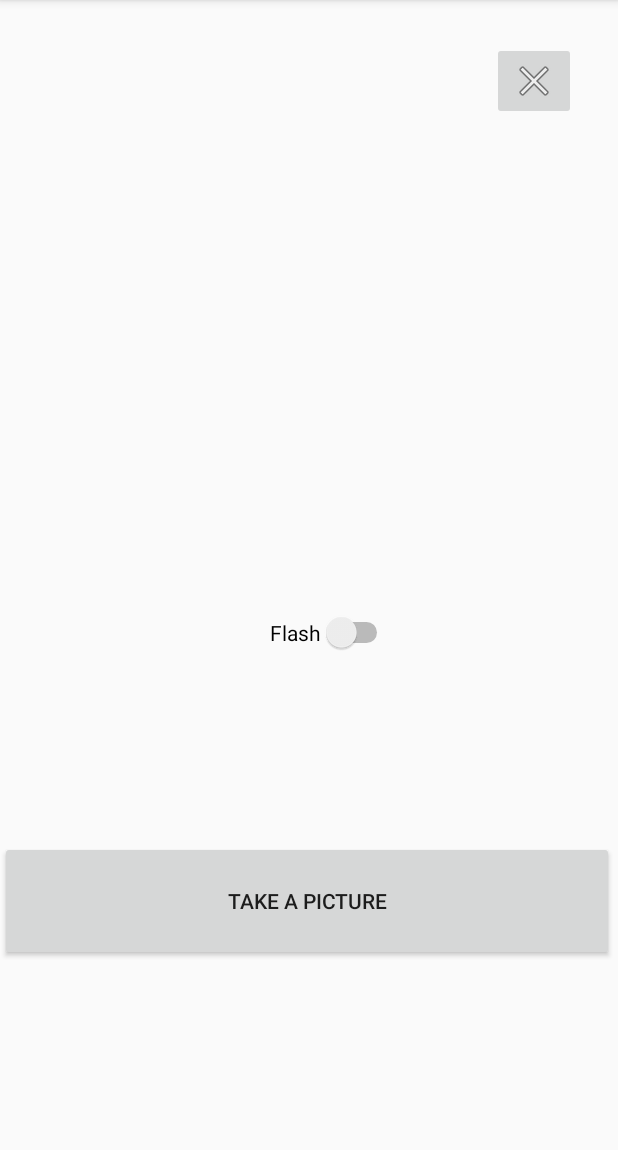
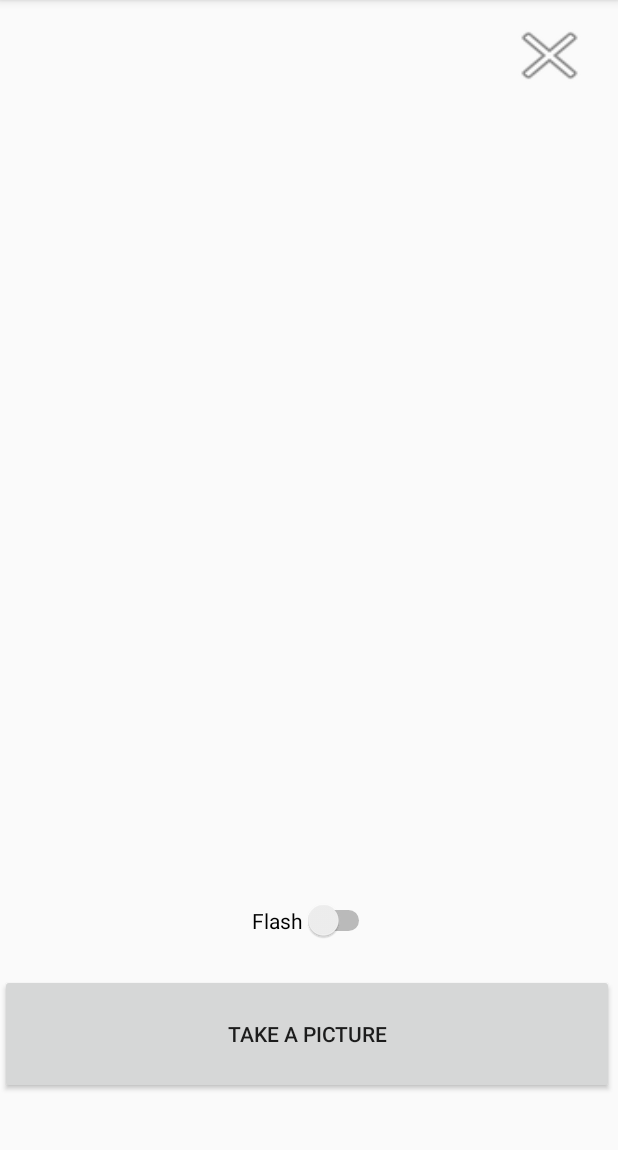
Before and after one commit to stubnovalucia/whereismybike, an Android app: the FragmentTakePicture screen opened through its navigation route, on a phone screen of 412 x 824 dp, the part 84-1234 px from its top. Run offline under Robolectric (Android 15) with nearby library versions, the phone set to English and light mode, and no system bars; 2 statements that could not run were skipped.

Commit message:
design fixed

```diff
--- a/app/src/main/res/layout/fragment_fragment_main.xml
+++ b/app/src/main/res/layout/fragment_fragment_main.xml
@@ -13,8 +13,8 @@
         android:layout_width="359dp"
         android:layout_height="642dp"
         android:text="@string/main_fragment"
-        app:layout_constraintStart_toStartOf="parent"
-        app:layout_constraintTop_toTopOf="parent" />
+        app:layout_constraintBottom_toBottomOf="parent"
+        app:layout_constraintStart_toStartOf="parent" />
 
     <Button
         android:id="@+id/settingsButton"
--- a/app/src/main/res/layout/fragment_fragment_take_picture.xml
+++ b/app/src/main/res/layout/fragment_fragment_take_picture.xml
@@ -11,29 +11,38 @@
         android:layout_width="match_parent"
         android:layout_height="80dp"
         android:layout_marginTop="472dp"
-        android:text="Take a picture"
+        android:text="@string/take_picture_button"
         app:layout_constraintBottom_toBottomOf="parent"
         app:layout_constraintStart_toStartOf="parent"
-        app:layout_constraintTop_toTopOf="parent" />
+        app:layout_constraintTop_toTopOf="parent"
+        app:layout_constraintVertical_bias="1.0" />
 
     <Switch
         android:id="@+id/flash"
         android:layout_width="wrap_content"
         android:layout_height="wrap_content"
-        android:layout_marginStart="180dp"
-        android:layout_marginTop="408dp"
-        android:text="Flash"
+        android:layout_marginStart="168dp"
+        android:layout_marginTop="600dp"
+        android:text="@string/flash"
         app:layout_constraintStart_toStartOf="parent"
         app:layout_constraintTop_toTopOf="parent" />
 
-    <ImageButton
-        android:id="@+id/cancelButton"
+    <TextView
+        android:id="@+id/takePictureFragment"
         android:layout_width="wrap_content"
         android:layout_height="wrap_content"
-        android:layout_marginStart="328dp"
-        android:layout_marginTop="28dp"
-        android:src="@android:drawable/ic_menu_close_clear_cancel"
         app:layout_constraintStart_toStartOf="parent"
+        app:layout_constraintTop_toTopOf="parent"
+        tools:text="@string/take_picture_fragment" />
+
+    <Button
+        android:id="@+id/cancelButton"
+        android:layout_width="59dp"
+        android:layout_height="50dp"
+        android:layout_marginTop="12dp"
+        android:layout_marginEnd="13dp"
+        android:background="@android:drawable/ic_menu_close_clear_cancel"
+        app:layout_constraintEnd_toEndOf="parent"
         app:layout_constraintTop_toTopOf="parent" />
 
 </androidx.constraintlayout.widget.ConstraintLayout>
--- a/app/src/main/res/layout/fragment_mark_location.xml
+++ b/app/src/main/res/layout/fragment_mark_location.xml
@@ -19,11 +19,8 @@
         android:id="@+id/markLocationButton"
         android:layout_width="417dp"
         android:layout_height="112dp"
-        android:layout_marginBottom="112dp"
         android:text="@string/mark_it_button"
         app:layout_constraintBottom_toBottomOf="parent"
-        app:layout_constraintEnd_toEndOf="parent"
-        app:layout_constraintHorizontal_bias="0.0"
         app:layout_constraintStart_toStartOf="parent" />
 
 </androidx.constraintlayout.widget.ConstraintLayout>
--- a/app/src/main/res/layout/fragment_saved_location.xml
+++ b/app/src/main/res/layout/fragment_saved_location.xml
@@ -40,7 +40,6 @@
         android:id="@+id/saveLocationButton"
         android:layout_width="412dp"
         android:layout_height="110dp"
-        android:layout_marginBottom="120dp"
         android:text="@string/save_location_button"
         app:layout_constraintBottom_toBottomOf="parent"
         app:layout_constraintStart_toStartOf="parent" />
--- a/app/src/main/res/values/strings.xml
+++ b/app/src/main/res/values/strings.xml
@@ -8,16 +8,20 @@
     <string name="mark_it_button">Mark it</string>
 
     //Save Picture Fragment
+    <string name="save_picture_fragment">Save Picture Fragment</string>
     <string name="save_button">Save</string>
     <string name="retake_it_button">Retake it</string>
 
     //Settings Fragment
+    <string name="settings_fragment">Settings Fragment</string>
+    <string name="settings">Settings</string>
 
     //Take Picture Fragment
+    <string name="take_picture_fragment">Take Picture Fragment</string>
+    <string name="flash">Flash</string>
 
     //Mark Location Fragment
     <string name="mark_location_fragment">Mark Location Fragment</string>
-    <string name="mark_location_button">Mark it</string>
 
     //Saved Location Fragment
     <string name="saved_location_fragment">Saved Location Fragment</string>
```
Also changed, not shown: app/src/main/res/layout/fragment_fragment_save_picture.xml (+22 -16 lines), app/src/main/res/layout/fragment_fragment_settings.xml (+16 -14 lines).
